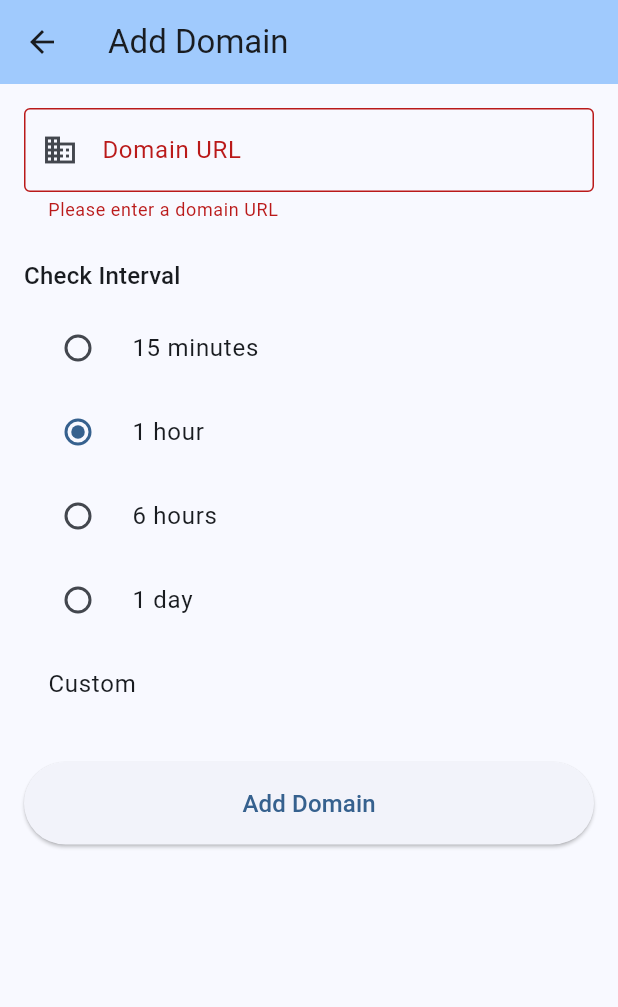
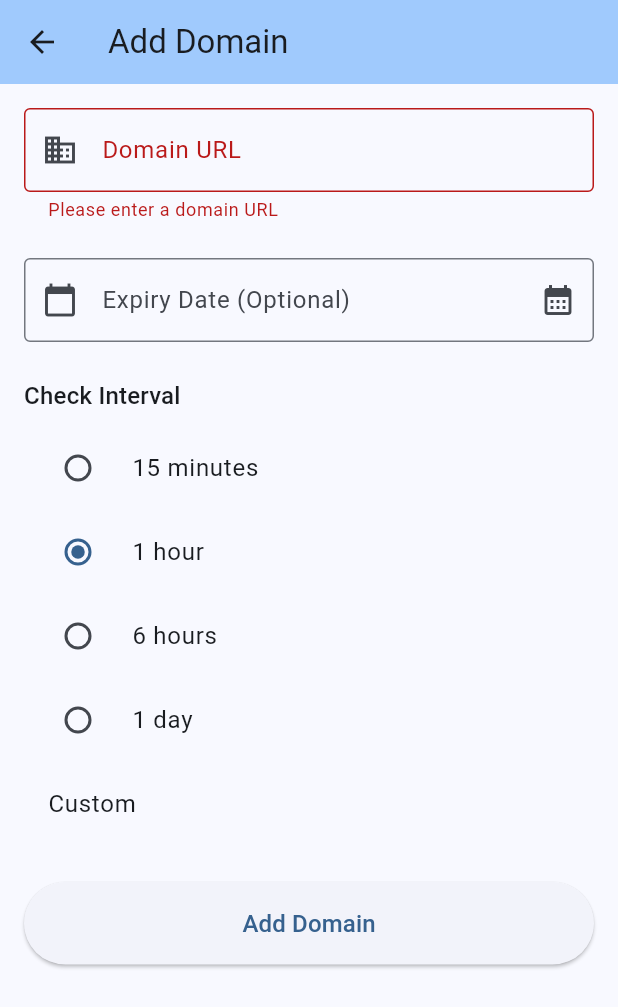
Before and after one commit to md-riaz/Flutter-DomainPulse, a Flutter app: the DomainFormScreen screen opened directly, after a tap on "Add Domain", on a phone screen of 412 x 824 dp. Shown: the top 1007 px of the screen. Run offline on Flutter 3.47's test engine with Material 3 defaults, Android fonts, the phone set to English and light mode, and no system bars; missing offline and left inert: android_alarm_manager_plus; statements that could not run were skipped.

Commit message:
Add manual expiry date entry and improve expiry tracking
Co-authored-by: md-riaz <33659227+md-riaz@users.noreply.github.com>

```diff
--- a/lib/screens/domain_form_screen.dart
+++ b/lib/screens/domain_form_screen.dart
@@ -15,7 +15,9 @@ class DomainFormScreen extends StatefulWidget {
 class _DomainFormScreenState extends State<DomainFormScreen> {
   final _formKey = GlobalKey<FormState>();
   late TextEditingController _urlController;
+  late TextEditingController _expiryController;
   Duration _selectedInterval = const Duration(hours: 1);
+  DateTime? _selectedExpiryDate;
 
   final List<Duration> _intervalOptions = [
     const Duration(minutes: 15),
@@ -28,6 +30,12 @@ class _DomainFormScreenState extends State<DomainFormScreen> {
   void initState() {
     super.initState();
     _urlController = TextEditingController(text: widget.domain?.url ?? '');
+    _selectedExpiryDate = widget.domain?.expiryDate;
+    _expiryController = TextEditingController(
+      text: _selectedExpiryDate != null
+          ? '${_selectedExpiryDate!.year}-${_selectedExpiryDate!.month.toString().padLeft(2, '0')}-${_selectedExpiryDate!.day.toString().padLeft(2, '0')}'
+          : '',
+    );
     if (widget.domain != null) {
       _selectedInterval = widget.domain!.checkInterval;
     }
@@ -36,6 +44,7 @@ class _DomainFormScreenState extends State<DomainFormScreen> {
   @override
   void dispose() {
     _urlController.dispose();
+    _expiryController.dispose();
     super.dispose();
   }
 
@@ -56,7 +65,7 @@ class _DomainFormScreenState extends State<DomainFormScreen> {
         url: _urlController.text.trim(),
         checkInterval: _selectedInterval,
         lastChecked: widget.domain?.lastChecked,
-        expiryDate: widget.domain?.expiryDate,
+        expiryDate: _selectedExpiryDate,
       );
 
       if (widget.domain == null) {
@@ -106,6 +115,50 @@ class _DomainFormScreenState extends State<DomainFormScreen> {
                   return 'Please enter a valid domain';
                 }
                 return null;
+              },
+            ),
+            const SizedBox(height: 24),
+            TextFormField(
+              controller: _expiryController,
+              decoration: InputDecoration(
+                labelText: 'Expiry Date (Optional)',
+                hintText: 'YYYY-MM-DD',
+                prefixIcon: const Icon(Icons.calendar_today),
+                border: const OutlineInputBorder(),
+                suffixIcon: IconButton(
+                  icon: const Icon(Icons.calendar_month),
+                  onPressed: () async {
+                    final date = await showDatePicker(
+                      context: context,
+                      initialDate: _selectedExpiryDate ?? DateTime.now().add(const Duration(days: 365)),
+                      firstDate: DateTime.now(),
+                      lastDate: DateTime.now().add(const Duration(days: 3650)),
+                    );
+                    if (date != null) {
+                      setState(() {
+                        _selectedExpiryDate = date;
+                        _expiryController.text =
+                            '${date.year}-${date.month.toString().padLeft(2, '0')}-${date.day.toString().padLeft(2, '0')}';
+                      });
+                    }
+                  },
+                ),
+              ),
+              validator: (value) {
+                if (value != null && value.isNotEmpty) {
+                  final date = DateTime.tryParse(value);
+                  if (date == null) {
+                    return 'Please enter a valid date (YYYY-MM-DD)';
+                  }
+                }
+                return null;
+              },
+              onChanged: (value) {
+                if (value.isNotEmpty) {
+                  _selectedExpiryDate = DateTime.tryParse(value);
+                } else {
+                  _selectedExpiryDate = null;
+                }
               },
             ),
             const SizedBox(height: 24),
```
Also changed, not shown: lib/screens/home_screen.dart (+15 -6 lines), lib/services/domain_check_service.dart (+7 -3 lines).
